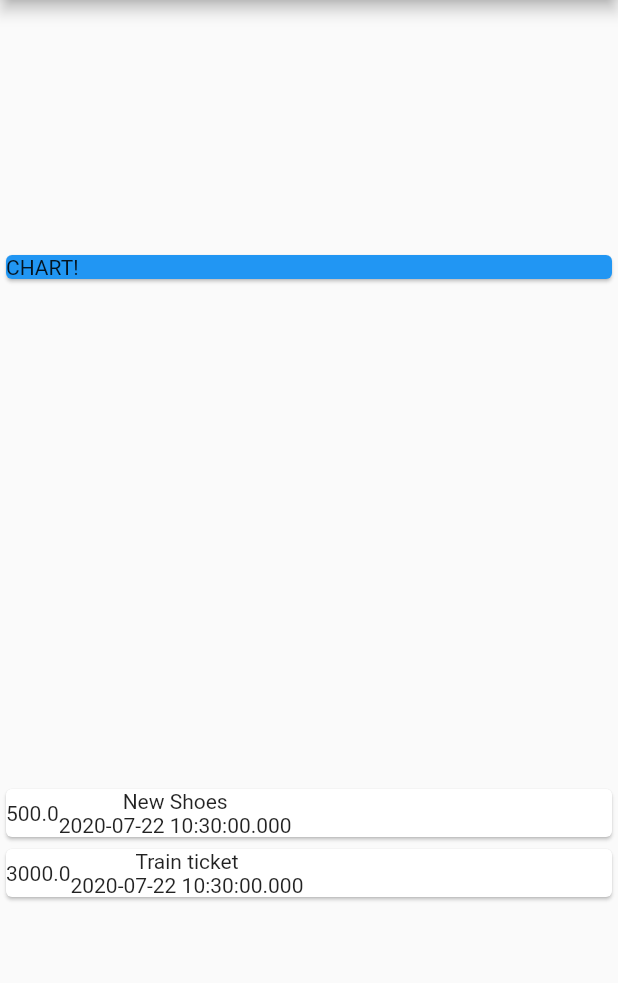
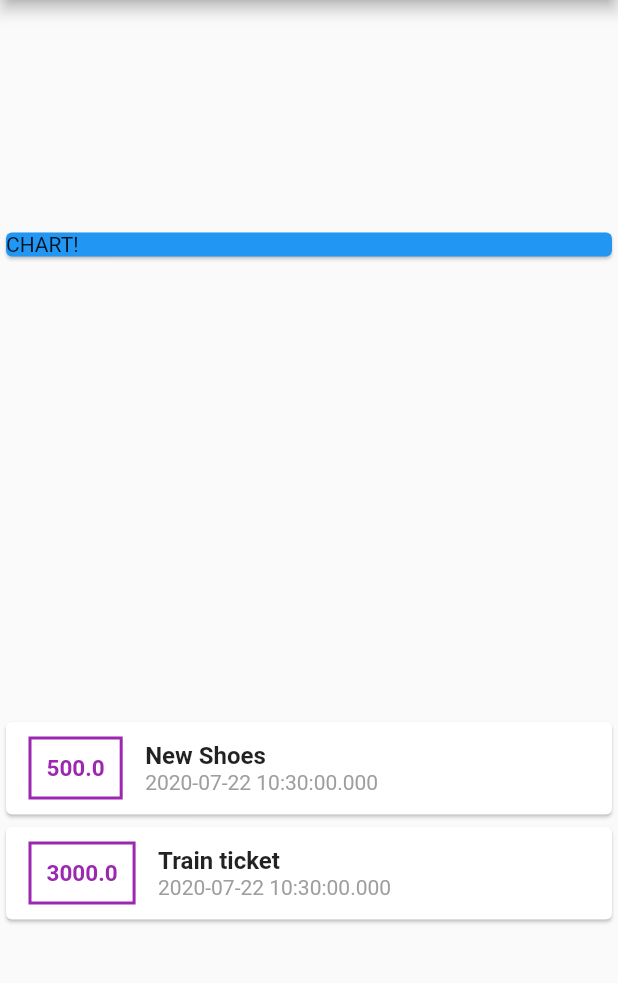
Before and after one commit to emtalen/expense_planner, a Flutter app: the screen it shows after launch, on a phone screen of 412 x 824 dp, the part 84-1067 px from its top. Run offline on Flutter 3.47's test engine with Material 2 defaults, Android fonts, the phone set to English and light mode, and no system bars.

Commit message:
styling the list of transactions a bit

```diff
--- a/lib/main.dart
+++ b/lib/main.dart
@@ -53,14 +53,38 @@ class MyHomePage extends StatelessWidget {
                   child: Row(
                     children: [
                       Container(
+                        margin: EdgeInsets.symmetric(
+                          vertical: 10,
+                          horizontal: 15,
+                        ),
+                        decoration: BoxDecoration(
+                          border: Border.all(
+                            color: Colors.purple,
+                            width: 2,
+                          ),
+                        ),
+                        padding: EdgeInsets.all(10),
                         child: Text(
                           trans.amount.toString(),
+                          style: TextStyle(
+                            fontWeight: FontWeight.bold,
+                            fontSize: 15,
+                            color: Colors.purple,
+                          ),
                         ),
                       ),
                       Column(
+                        crossAxisAlignment: CrossAxisAlignment.start,
                         children: [
-                          Text(trans.title),
-                          Text(trans.date.toString())
+                          Text(
+                            trans.title,
+                            style: TextStyle(
+                                fontSize: 16, fontWeight: FontWeight.bold),
+                          ),
+                          Text(
+                            trans.date.toString(),
+                            style: TextStyle(color: Colors.grey),
+                          )
                         ],
                       ),
                     ],
```
